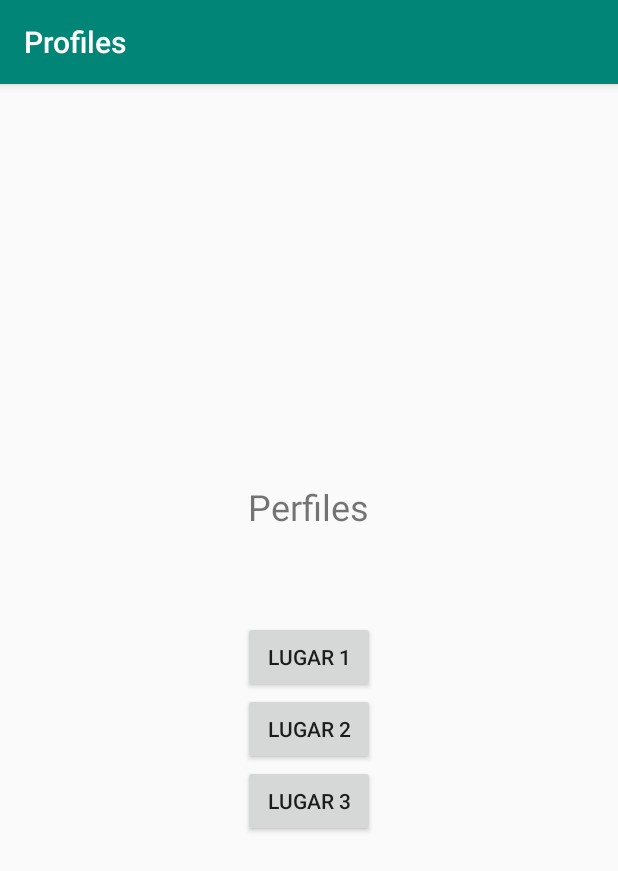
After one commit to JohnDBR/Profiles, an Android app: the fragment profiles shown on its own in the app's theme, on a phone screen of 412 x 824 dp. The commit adds this screen. Shown: the top 871 px of the screen. Run offline under Robolectric (Android 15) with nearby library versions, the phone set to English and light mode, and no system bars.

Commit message:
Previous class template!

```diff
--- a/app/build.gradle
+++ b/app/build.gradle
@@ -24,10 +24,11 @@ android {
 
 dependencies {
     implementation fileTree(dir: 'libs', include: ['*.jar'])
-    implementation"org.jetbrains.kotlin:kotlin-stdlib-jdk7:$kotlin_version"
+    implementation "org.jetbrains.kotlin:kotlin-stdlib-jdk7:$kotlin_version"
     implementation 'androidx.appcompat:appcompat:1.1.0'
     implementation 'androidx.core:core-ktx:1.2.0'
     implementation 'androidx.constraintlayout:constraintlayout:1.1.3'
+    implementation 'androidx.legacy:legacy-support-v4:1.0.0'
     testImplementation 'junit:junit:4.12'
     androidTestImplementation 'androidx.test.ext:junit:1.1.1'
     androidTestImplementation 'androidx.test.espresso:espresso-core:3.2.0'
--- a/app/src/main/AndroidManifest.xml
+++ b/app/src/main/AndroidManifest.xml
@@ -1,6 +1,6 @@
 <?xml version="1.0" encoding="utf-8"?>
 <manifest xmlns:android="http://schemas.android.com/apk/res/android"
-    package="com.example.profiles">
+    package="com.example.profiles" >
 
     <application
         android:allowBackup="true"
@@ -8,8 +8,8 @@
         android:label="@string/app_name"
         android:roundIcon="@mipmap/ic_launcher_round"
         android:supportsRtl="true"
-        android:theme="@style/AppTheme">
-        <activity android:name=".MainActivity">
+        android:theme="@style/AppTheme" >
+        <activity android:name=".MainActivity" >
             <intent-filter>
                 <action android:name="android.intent.action.MAIN" />
 
--- /dev/null
+++ b/app/src/main/java/com/example/profiles/profiles.kt
@@ -0,0 +1,52 @@
+package com.example.profiles
+
+
+import android.os.Bundle
+import android.util.Log
+import androidx.fragment.app.Fragment
+import android.view.LayoutInflater
+import android.view.View
+import android.view.ViewGroup
+import kotlinx.android.synthetic.main.fragment_profiles.view.*
+
+/**
+ * A simple [Fragment] subclass.
+ */
+class profiles : Fragment(), View.OnClickListener {
+
+    //2
+    companion object {
+
+        fun newInstance(): profiles {
+            return profiles()
+        }
+    }
+
+    //3
+    override fun onCreateView(inflater: LayoutInflater,
+                              container: ViewGroup?,
+                              savedInstanceState: Bundle?): View? {
+
+        val view: View = inflater!!.inflate(R.layout.fragment_profiles, container, false)
+        view.b1.setOnClickListener(this)
+        view.b2.setOnClickListener(this)
+        view.b3.setOnClickListener(this)
+        return view
+    }
+
+    override fun onClick(v: View?) {
+        val activity = requireActivity() as MainActivity
+        when(v!!.id){
+            R.id.b1 ->{
+                Log.d("JOHN", "pressed!")
+                activity.replaceFragment(profileDetails())
+            }
+            R.id.b2 ->{
+                activity.replaceFragment(profileDetails())
+            }
+            R.id.b3 ->{
+                activity.replaceFragment(profileDetails())
+            }
+        }
+    }
+}
--- /dev/null
+++ b/app/src/main/res/layout/fragment_profiles.xml
@@ -0,0 +1,48 @@
+<?xml version="1.0" encoding="utf-8"?>
+<FrameLayout xmlns:android="http://schemas.android.com/apk/res/android"
+xmlns:tools="http://schemas.android.com/tools"
+android:layout_width="match_parent"
+android:layout_height="match_parent"
+tools:context=".profiles">
+
+<ScrollView
+    android:layout_width="match_parent"
+    android:layout_height="match_parent"
+    android:fillViewport="true">
+
+    <LinearLayout
+        android:id="@+id/gravity"
+        android:layout_width="match_parent"
+        android:layout_height="match_parent"
+        android:gravity="center"
+        android:orientation="vertical">
+
+        <TextView
+            android:id="@+id/title"
+            android:layout_width="wrap_content"
+            android:layout_height="wrap_content"
+            android:text="Perfiles"
+            android:layout_marginBottom="60dp"
+            android:textSize="24sp"></TextView>
+
+        <Button
+            android:id="@+id/b1"
+            android:layout_width="wrap_content"
+            android:layout_height="wrap_content"
+            android:text="Lugar 1" />
+
+        <Button
+            android:id="@+id/b2"
+            android:layout_width="wrap_content"
+            android:layout_height="wrap_content"
+            android:text="Lugar 2" />
+
+        <Button
+            android:id="@+id/b3"
+            android:layout_width="wrap_content"
+            android:layout_height="wrap_content"
+            android:text="Lugar 3" />
+
+    </LinearLayout>
+</ScrollView>
+</FrameLayout>
--- a/app/src/main/res/mipmap-anydpi-v26/ic_launcher.xml
+++ b/app/src/main/res/mipmap-anydpi-v26/ic_launcher.xml
@@ -1,5 +1,5 @@
 <?xml version="1.0" encoding="utf-8"?>
 <adaptive-icon xmlns:android="http://schemas.android.com/apk/res/android">
-    <background android:drawable="@drawable/ic_launcher_background" />
-    <foreground android:drawable="@drawable/ic_launcher_foreground" />
+    <background android:drawable="@drawable/ic_launcher_background"/>
+    <foreground android:drawable="@drawable/ic_launcher_foreground"/>
 </adaptive-icon>
--- a/app/src/main/res/mipmap-anydpi-v26/ic_launcher_round.xml
+++ b/app/src/main/res/mipmap-anydpi-v26/ic_launcher_round.xml
@@ -1,5 +1,5 @@
 <?xml version="1.0" encoding="utf-8"?>
 <adaptive-icon xmlns:android="http://schemas.android.com/apk/res/android">
-    <background android:drawable="@drawable/ic_launcher_background" />
-    <foreground android:drawable="@drawable/ic_launcher_foreground" />
+    <background android:drawable="@drawable/ic_launcher_background"/>
+    <foreground android:drawable="@drawable/ic_launcher_foreground"/>
 </adaptive-icon>
--- a/app/src/main/res/values/strings.xml
+++ b/app/src/main/res/values/strings.xml
@@ -1,3 +1,6 @@
 <resources>
     <string name="app_name">Profiles</string>
+
+    <!-- TODO: Remove or change this placeholder text -->
+    <string name="hello_blank_fragment">Hello blank fragment</string>
 </resources>
```
Also changed, not shown: app/src/main/java/com/example/profiles/MainActivity.kt (+9 -1 lines), app/src/main/java/com/example/profiles/profileDetails.kt (added, +24 -0 lines), app/src/main/res/drawable-v24/ic_launcher_foreground.xml (+6 -6 lines), app/src/main/res/drawable/ic_launcher_background.xml (+70 -166 lines), app/src/main/res/layout/activity_main.xml (+4 -8 lines), app/src/main/res/layout/fragment_profile_details.xml (added, +14 -0 lines).
